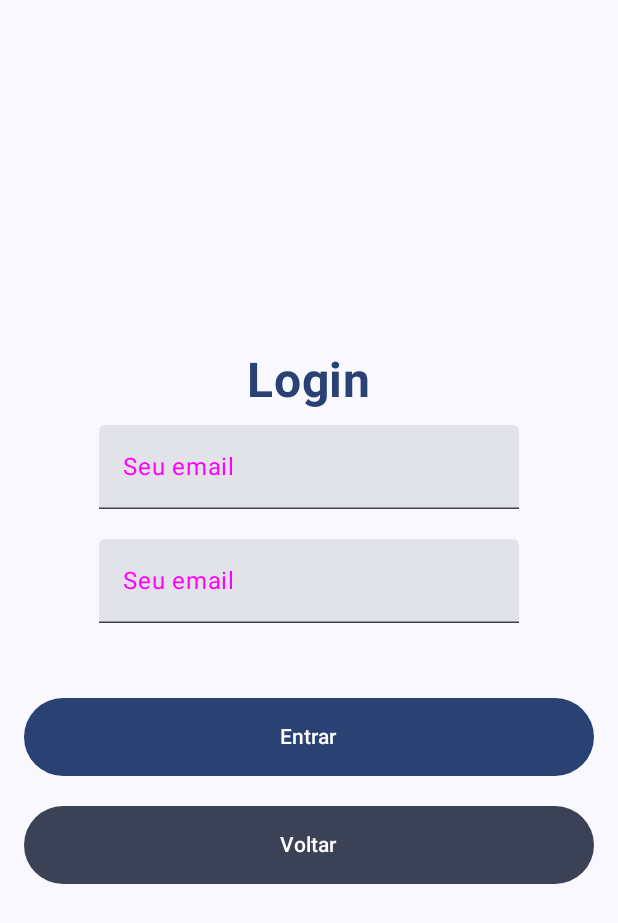
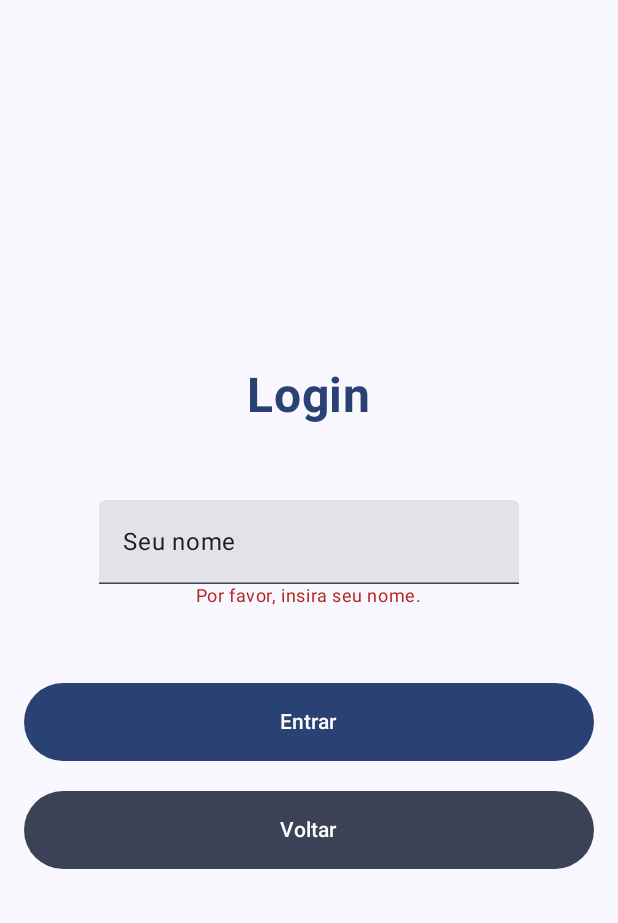
Before and after one commit to joaomelara/financed, an Android app built with Jetpack Compose: the composable InputLogin shown on its own in the app's theme, after a tap on "Entrar", on a phone screen of 412 x 824 dp. Shown: the top 923 px of the screen. Run offline under Robolectric (Android 15) with nearby library versions, the light colour scheme and no system bars; our stand-ins replace Room's generated code; libraries missing offline, so code that uses them is left out: com.mikepenz.iconics; 1 statement that could not run was skipped.

Commit message:
"Login" working

```diff
--- /dev/null
+++ b/app/src/main/java/com/example/financeseducation/database/dao/UsersDao.kt
@@ -0,0 +1,17 @@
+package com.example.financeseducation.database.dao
+
+import androidx.room.Dao
+import androidx.room.Insert
+import androidx.room.Query
+import com.example.financeseducation.model.Users
+
+@Dao
+interface UsersDao {
+
+    @Insert
+    fun save(users: Users): Long
+
+    @Query("SELECT * FROM tbl_users LIMIT 1")
+    fun showName(): Users
+
+}
--- /dev/null
+++ b/app/src/main/java/com/example/financeseducation/database/dao/UsersDb.kt
@@ -0,0 +1,37 @@
+package com.example.financeseducation.database.dao
+
+import android.content.Context
+import androidx.room.Database
+import androidx.room.Room
+import androidx.room.RoomDatabase
+import com.example.financeseducation.model.Users
+
+@Database([Users::class], version = 1)
+abstract class UsersDb: RoomDatabase() {
+
+    abstract fun usersDao(): UsersDao
+
+    companion object{
+
+        private lateinit var instance: UsersDb
+
+        fun getDatabase(context: Context): UsersDb{
+            if(!::instance.isInitialized){
+                instance = Room
+                    .databaseBuilder(
+                        context,
+                        UsersDb::class.java,
+                        "users_db"
+                    )
+                    .allowMainThreadQueries()
+                    .fallbackToDestructiveMigration()
+                    .build()
+            }
+
+            return instance
+
+        }
+
+    }
+
+}
--- /dev/null
+++ b/app/src/main/java/com/example/financeseducation/database/repository/UsersRepository.kt
@@ -0,0 +1,19 @@
+package com.example.financeseducation.database.repository
+
+import android.content.Context
+import com.example.financeseducation.database.dao.UsersDb
+import com.example.financeseducation.model.Users
+
+class UsersRepository(context: Context) {
+
+    private val db = UsersDb.getDatabase(context).usersDao()
+
+    fun save(users: Users): Long {
+        return db.save(users)
+    }
+
+    fun showName(): Users {
+        return db.showName()
+    }
+
+}
--- a/app/src/main/java/com/example/financeseducation/screens/InputLogin.kt
+++ b/app/src/main/java/com/example/financeseducation/screens/InputLogin.kt
@@ -19,11 +19,15 @@ import androidx.compose.runtime.remember
 import androidx.compose.ui.Alignment
 import androidx.compose.ui.graphics.Color
 import androidx.compose.ui.graphics.ColorFilter
+import androidx.compose.ui.platform.LocalContext
 import androidx.compose.ui.text.font.FontWeight
 import androidx.compose.ui.text.input.KeyboardType
 import androidx.compose.ui.unit.dp
 import androidx.compose.ui.unit.sp
 import androidx.navigation.NavController
+import com.example.financeseducation.database.dao.UsersDb
+import com.example.financeseducation.database.repository.UsersRepository
+import com.example.financeseducation.model.Users
 import com.mikepenz.iconics.compose.Image
 import com.mikepenz.iconics.typeface.library.fontawesome.FontAwesome
 
@@ -40,9 +44,14 @@ fun InputLogin(navController: NavController) {
             horizontalAlignment = Alignment.CenterHorizontally,
             verticalArrangement = Arrangement.Center
         ) {
-            var email = remember {
+            val context = LocalContext.current
+            val usersRepository = UsersRepository(context)
+            var errorMessage = remember { mutableStateOf("") }
+
+            var nome = remember {
                 mutableStateOf("")
             }
+
             // Title
             Text(
                 text = "Login",
@@ -51,49 +60,46 @@ fun InputLogin(navController: NavController) {
                 color = MaterialTheme.colorScheme.primary
             )
 
-            Spacer(modifier = Modifier.height(10.dp))
+            Spacer(modifier = Modifier.height(50.dp))
 
             // Subtitle
             TextField(
-                value = "${email.value}",
+                value = nome.value,
                 onValueChange = { novoValor ->
-                    email.value = novoValor
+                    nome.value = novoValor
+                    errorMessage.value = "" // Clear error message on input change
                 },
-                keyboardOptions = KeyboardOptions(keyboardType = KeyboardType.Email),
                 placeholder = {
-                    Text(text = "Seu email")
+                    Text(text = "Seu nome")
                 },
                 colors = TextFieldDefaults.colors(
-                    focusedTextColor = Color.White,
-                    unfocusedTextColor = Color.Green,
-                    unfocusedPlaceholderColor = Color.Magenta
+                    focusedTextColor = MaterialTheme.colorScheme.onBackground,
+                    unfocusedTextColor = MaterialTheme.colorScheme.onBackground,
+                    unfocusedPlaceholderColor = MaterialTheme.colorScheme.onBackground,
                 )
             )
 
-            Spacer(modifier = Modifier.height(20.dp))
-
-            // Subtitle
-            TextField(
-                value = "${email.value}",
-                onValueChange = { novoValor ->
-                    email.value = novoValor
-                },
-                keyboardOptions = KeyboardOptions(keyboardType = KeyboardType.Email),
-                placeholder = {
-                    Text(text = "Seu email")
-                },
-                colors = TextFieldDefaults.colors(
-                    focusedTextColor = Color.White,
-                    unfocusedTextColor = Color.Green,
-                    unfocusedPlaceholderColor = Color.Magenta
+            if (errorMessage.value.isNotEmpty()) {
+                Text(
+                    text = errorMessage.value,
+                    color = MaterialTheme.colorScheme.error,
+                    style = MaterialTheme.typography.bodySmall
                 )
-            )
+            }
 
             Spacer(modifier = Modifier.height(50.dp))
 
             // Login Button
             Button(
-                onClick = { /* Handle login */ },
+                onClick = {
+                    if (nome.value.isBlank()) {
+                        errorMessage.value = "Por favor, insira seu nome." // Set error message
+                    } else {
+                        val users = Users(nome = nome.value)
+                        usersRepository.save(users)
+                        navController.navigate("profile") // Navigate to profile screen
+                    }
+                },
                 modifier = Modifier.fillMaxWidth(),
                 colors = ButtonDefaults.buttonColors(containerColor = MaterialTheme.colorScheme.primary)
             ) {
@@ -104,7 +110,7 @@ fun InputLogin(navController: NavController) {
 
             // Registration Button
             Button(
-                onClick = { /* Handle registration */ },
+                onClick = { navController.navigate("login") },
                 modifier = Modifier.fillMaxWidth(),
                 colors = ButtonDefaults.buttonColors(containerColor = MaterialTheme.colorScheme.secondary),
             ) {
--- a/gradle/libs.versions.toml
+++ b/gradle/libs.versions.toml
@@ -10,6 +10,7 @@ activityCompose = "1.8.0"
 composeBom = "2024.09.00"
 material3 = "1.3.2"
 navigationCompose = "2.9.3"
+foundation = "1.9.0"
 
 [libraries]
 androidx-core-ktx = { group = "androidx.core", name = "core-ktx", version.ref = "coreKtx" }
@@ -28,6 +29,7 @@ androidx-ui-test-junit4 = { group = "androidx.compose.ui", name = "ui-test-junit
 androidx-material3 = { group = "androidx.compose.material3", name = "material3" }
 androidx-compose-material3 = { group = "androidx.compose.material3", name = "material3", version.ref = "material3" }
 androidx-navigation-compose = { group = "androidx.navigation", name = "navigation-compose", version.ref = "navigationCompose" }
+androidx-compose-foundation = { group = "androidx.compose.foundation", name = "foundation", version.ref = "foundation" }
 
 [plugins]
 android-application = { id = "com.android.application", version.ref = "agp" }
```
Also changed, not shown: app/build.gradle.kts (+9 -2 lines), app/src/main/java/com/example/financeseducation/MainActivity.kt (+2 -5 lines), app/src/main/java/com/example/financeseducation/components/NavBar.kt (added, +57 -0 lines), app/src/main/java/com/example/financeseducation/model/Users.kt (added, +10 -0 lines), app/src/main/java/com/example/financeseducation/screens/LoginScreen.kt (+1 -11 lines), app/src/main/java/com/example/financeseducation/screens/Profile.kt (added, +65 -0 lines).
